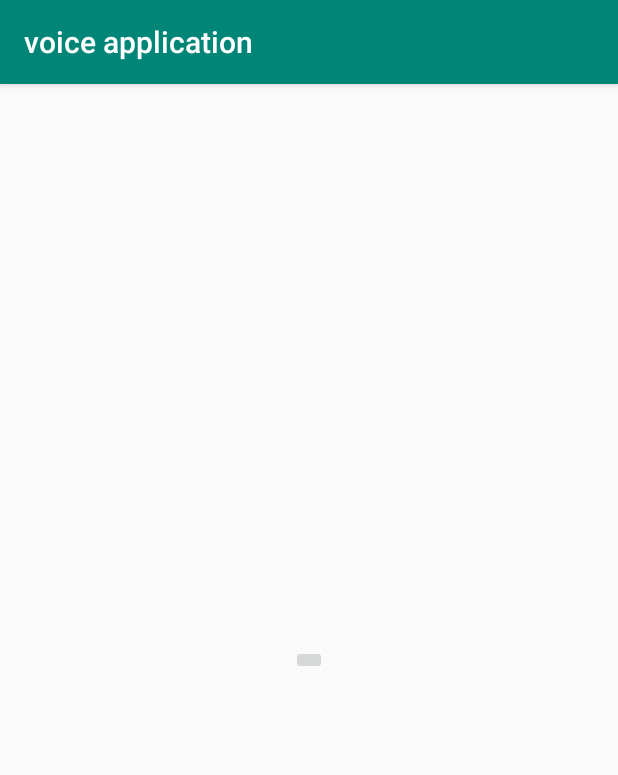
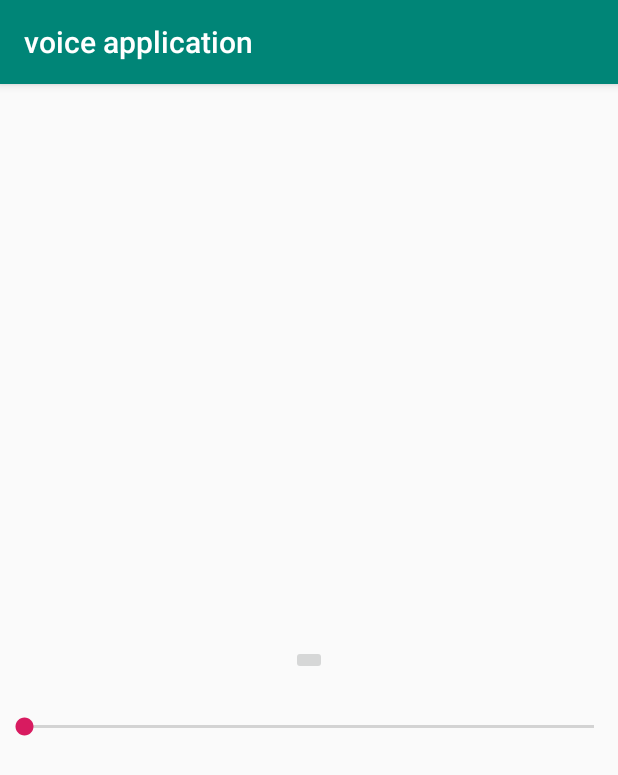
Before and after one commit to 254-Ninja/Voice-integration, an Android app: the screen it shows after launch (MainActivity), on a phone screen of 412 x 824 dp. Shown: the top 775 px of the screen. Run offline under Robolectric (Android 15) with nearby library versions, the phone set to English and light mode, and no system bars.

Commit message:
XML overview

```diff
--- a/app/src/main/res/layout/activity_main.xml
+++ b/app/src/main/res/layout/activity_main.xml
@@ -15,4 +15,23 @@
             android:layout_centerVertical="true">
 
         </ImageButton>
+
+        <SeekBar
+            android:id="@+id/seekBar"
+            android:layout_width="match_parent"
+            android:layout_height="wrap_content"
+            android:layout_below="@+id/mainp"
+            android:layout_centerHorizontal="true"
+            android:layout_marginTop="25dp"/>
+
+        <TextView
+            android:id="@+id/textView"
+            android:layout_width="wrap_content"
+            android:layout_height="wrap_content"
+            android:layout_alignParentTop="true"
+            android:layout_centerHorizontal="true"
+            android:layout_marginTop="26dp"
+            android:gravity="center"
+            android:onClick="Execute"
+            android:textAppearance="?android:attr/textAppearanceMedium"/>
 </RelativeLayout>
```
